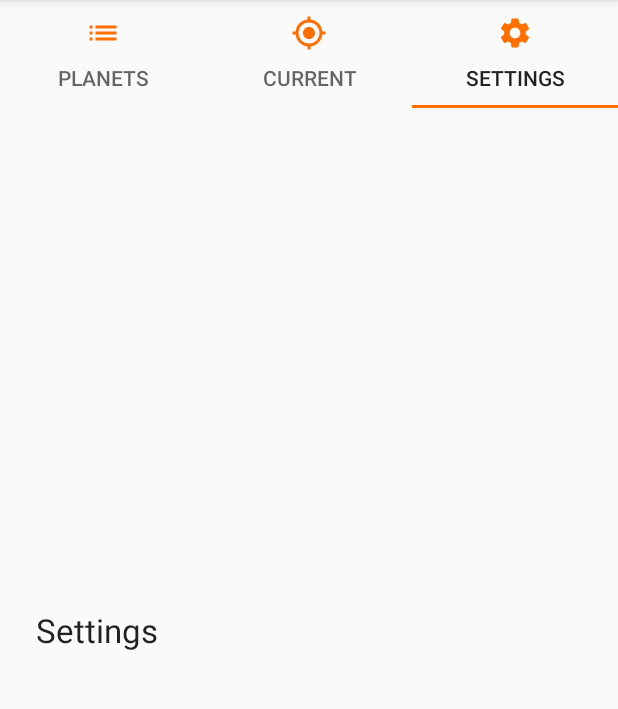
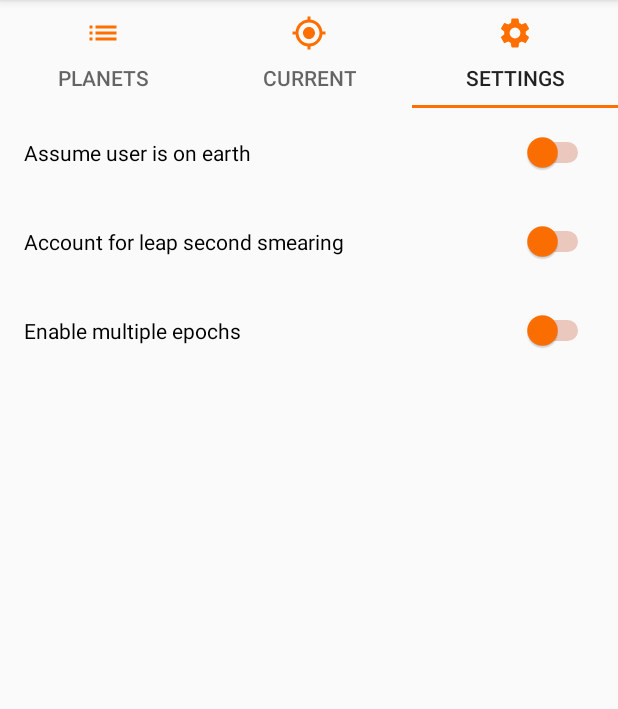
Before and after one commit to steverichey/im361, an Android app: the screen it shows after launch (MainActivity), tab 3 chosen, on a phone screen of 412 x 824 dp, the part 84-793 px from its top. Run offline under Robolectric (Android 15) with nearby library versions, the phone set to English and light mode, and no system bars.

Commit message:
add basic layouts for all pages
Icons by Ben Davis at the Noun Project: https://thenounproject.com/smashicons/

```diff
--- a/examples/android/app/src/main/java/com/steverichey/interplanetarycalendar/PlanetListFragment.kt
+++ b/examples/android/app/src/main/java/com/steverichey/interplanetarycalendar/PlanetListFragment.kt
@@ -39,9 +39,9 @@ class PlanetListFragment : Fragment() {
         }
 
         val planets = mutableListOf(
-            Planet("Mercury"),
-            Planet("Venus"),
-            Planet("Earth")
+            Planet("Mercury", R.drawable.ic_noun_mercury_287717),
+            Planet("Venus", R.drawable.ic_noun_venus_287715),
+            Planet("Earth", R.drawable.ic_noun_earth_287725)
         )
 
         recyclerView = view.findViewById(R.id.recycler_view)
@@ -52,7 +52,7 @@ class PlanetListFragment : Fragment() {
         recyclerView.adapter = viewAdapter
     }
 
-    data class Planet(val name: String)
+    data class Planet(val name: String, val res: Int)
 
     inner class PlanetListViewHolder(val view: PlanetItemView) : RecyclerView.ViewHolder(view)
 
@@ -69,7 +69,7 @@ class PlanetListFragment : Fragment() {
 
         override fun onBindViewHolder(holder: PlanetListViewHolder, position: Int) {
             holder.view.textView.text = data[position].name
-            holder.view.imageView.setImageResource(R.drawable.ic_my_location_black_24dp)
+            holder.view.imageView.setImageResource(data[position].res)
         }
     }
 }
--- /dev/null
+++ b/examples/android/app/src/main/res/drawable/ic_noun_earth_287725.xml
@@ -0,0 +1,10 @@
+<vector xmlns:android="http://schemas.android.com/apk/res/android"
+    android:width="24dp"
+    android:height="24dp"
+    android:viewportWidth="24"
+    android:viewportHeight="24">
+  <path
+      android:fillColor="#FF000000"
+      android:pathData="M12,0C5.4,0 0,5.4 0,12s5.4,12 12,12s12,-5.4 12,-12S18.6,0 12,0L12,0zM11.4,22l-0.4,0c-4.6,-0.6 -8.2,-4.2 -8.8,-8.8l0,-0.4h9.4L11.4,22L11.4,22zM11.4,11.4H2l0,-0.4c0.6,-4.6 4.2,-8.2 8.8,-8.8l0.4,0L11.4,11.4L11.4,11.4zM12.6,2l0.4,0c4.6,0.6 8.2,4.2 8.8,8.8l0,0.4h-9.3V2L12.6,2zM21.9,13.1c-0.6,4.6 -4.2,8.2 -8.8,8.8l-0.4,0v-9.3H22L21.9,13.1L21.9,13.1z"
+      android:fillType="evenOdd"/>
+</vector>
--- /dev/null
+++ b/examples/android/app/src/main/res/drawable/ic_noun_mercury_287717.xml
@@ -0,0 +1,10 @@
+<vector xmlns:android="http://schemas.android.com/apk/res/android"
+    android:width="24dp"
+    android:height="24dp"
+    android:viewportWidth="24"
+    android:viewportHeight="24">
+  <path
+      android:fillColor="#FF000000"
+      android:pathData="M21.1,9.1c0,-1.8 -0.6,-3.6 -1.6,-5.2l0.8,-0.8c0.3,-0.3 0.5,-0.7 0.5,-1.2c0,-0.4 -0.2,-0.9 -0.5,-1.2c-0.6,-0.6 -1.7,-0.6 -2.3,0l-0.8,0.8C15.6,0.6 13.8,0 12,0S8.4,0.6 6.8,1.6L5.8,0.5c-0.6,-0.6 -1.7,-0.6 -2.3,0c-0.6,0.6 -0.6,1.7 0,2.3l1.1,1.1c-1,1.5 -1.6,3.3 -1.6,5.2c0,4.5 3.1,8.2 7.4,9v0.2H9.1c-0.9,0 -1.7,0.7 -1.7,1.7c0,0.9 0.7,1.7 1.7,1.7h1.2v0.8c0,0.9 0.7,1.7 1.7,1.7s1.7,-0.7 1.7,-1.7v-0.8h1.2c0.9,0 1.7,-0.7 1.7,-1.7c0,-0.9 -0.7,-1.7 -1.7,-1.7h-1.2v-0.2C18,17.3 21.1,13.6 21.1,9.1L21.1,9.1zM12,16.1c-3.9,0 -7,-3.2 -7,-7s3.2,-7 7,-7s7,3.2 7,7S15.9,16.1 12,16.1L12,16.1z"
+      android:fillType="evenOdd"/>
+</vector>
--- /dev/null
+++ b/examples/android/app/src/main/res/drawable/ic_noun_venus_287715.xml
@@ -0,0 +1,10 @@
+<vector xmlns:android="http://schemas.android.com/apk/res/android"
+    android:width="24dp"
+    android:height="24dp"
+    android:viewportWidth="24"
+    android:viewportHeight="24">
+  <path
+      android:fillColor="#FF000000"
+      android:pathData="M20.7,8.7C20.7,3.9 16.8,0 12,0S3.3,3.9 3.3,8.7c0,4.1 3,7.7 7,8.5v1H9.1c-0.9,0 -1.7,0.7 -1.7,1.7c0,0.9 0.7,1.7 1.7,1.7h1.2v0.8c0,0.9 0.7,1.7 1.7,1.7s1.7,-0.7 1.7,-1.7v-0.8h1.2c0.9,0 1.7,-0.7 1.7,-1.7c0,-0.9 -0.7,-1.7 -1.7,-1.7h-1.2v-1C17.7,16.4 20.7,12.8 20.7,8.7L20.7,8.7zM12,15.3c-3.7,0 -6.6,-3 -6.6,-6.6s3,-6.6 6.6,-6.6s6.6,3 6.6,6.6S15.7,15.3 12,15.3L12,15.3z"
+      android:fillType="evenOdd"/>
+</vector>
--- a/examples/android/app/src/main/res/layout/fragment_settings.xml
+++ b/examples/android/app/src/main/res/layout/fragment_settings.xml
@@ -1,21 +1,35 @@
 <?xml version="1.0" encoding="utf-8"?>
-<androidx.constraintlayout.widget.ConstraintLayout
+<LinearLayout
     xmlns:android="http://schemas.android.com/apk/res/android"
     xmlns:app="http://schemas.android.com/apk/res-auto"
     android:layout_width="match_parent"
-    android:layout_height="match_parent">
-    <TextView
-        android:id="@+id/no_planets_added2"
-        android:layout_width="0dp"
+    android:layout_height="match_parent"
+    android:orientation="vertical">
+
+    <Switch
+        android:id="@+id/switch1"
+        android:layout_width="match_parent"
         android:layout_height="wrap_content"
-        android:layout_marginLeft="24dp"
-        android:layout_marginRight="24dp"
-        android:allowUndo="false"
-        android:text="Settings"
-        android:textAppearance="@style/TextAppearance.AppCompat.Large"
-        app:layout_constraintBottom_toBottomOf="parent"
-        app:layout_constraintLeft_toLeftOf="parent"
-        app:layout_constraintRight_toRightOf="parent"
-        app:layout_constraintTop_toTopOf="parent" />
+        android:layout_margin="16dp"
+        android:text="Assume user is on earth"
+        android:thumbTint="@color/colorPrimary"
+        android:trackTint="@color/colorPrimaryDark" />
 
-</androidx.constraintlayout.widget.ConstraintLayout>
+    <Switch
+        android:id="@+id/switch2"
+        android:layout_width="match_parent"
+        android:layout_height="wrap_content"
+        android:layout_margin="16dp"
+        android:text="Account for leap second smearing"
+        android:thumbTint="@color/colorPrimary"
+        android:trackTint="@color/colorPrimaryDark" />
+
+    <Switch
+        android:id="@+id/switch3"
+        android:layout_width="match_parent"
+        android:layout_height="wrap_content"
+        android:layout_margin="16dp"
+        android:text="Enable multiple epochs"
+        android:thumbTint="@color/colorPrimary"
+        android:trackTint="@color/colorPrimaryDark" />
+</LinearLayout>
```
Also changed, not shown: examples/android/app/src/main/res/drawable/ic_error_outline_black_24dp.xml (added, +9 -0 lines), examples/android/app/src/main/res/drawable/ic_noun_mars_287716.xml (added, +10 -0 lines), examples/android/app/src/main/res/layout/fragment_current_planet.xml (+34 -2 lines).
